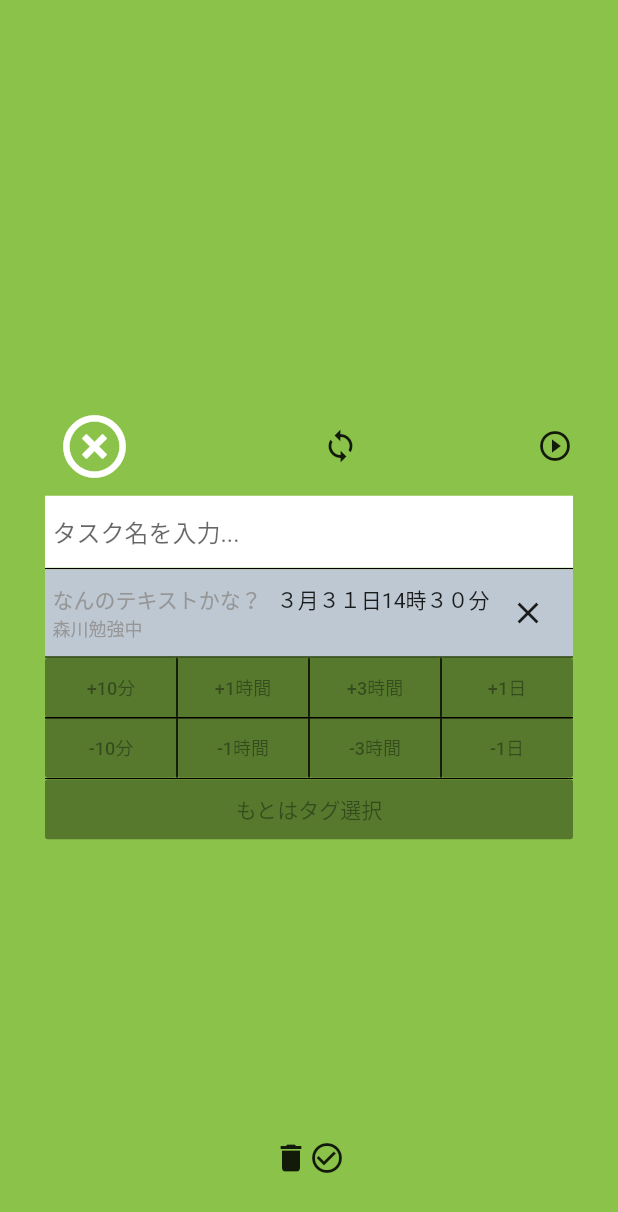
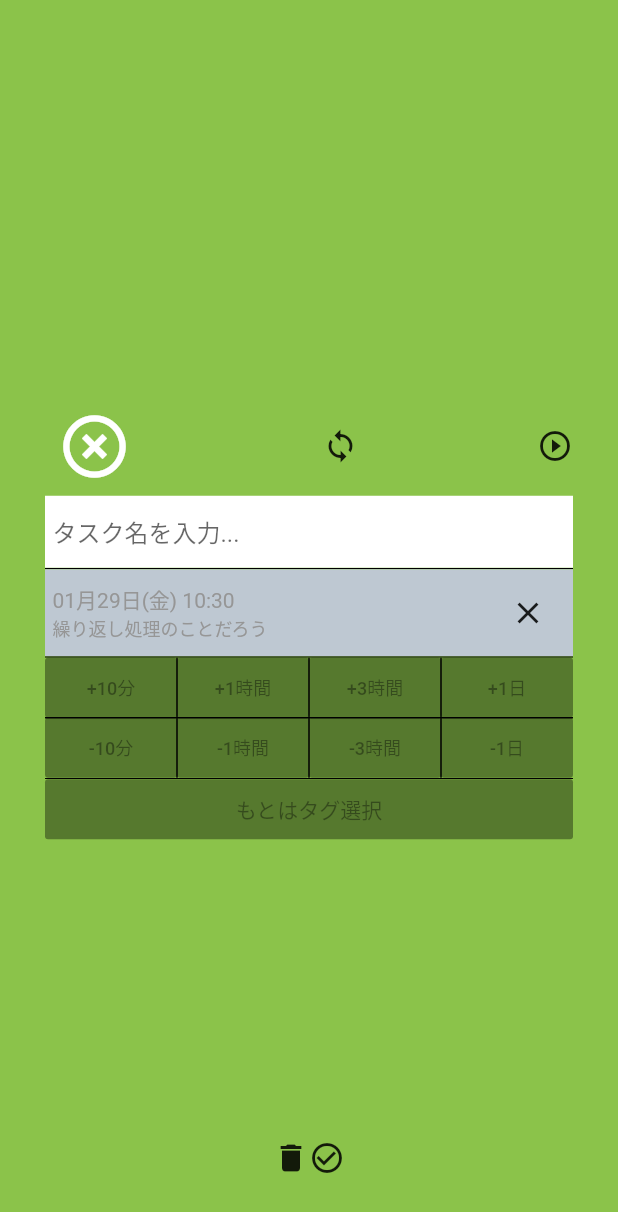
Before and after one commit to yoichiyy/taskapp2, a Flutter app: the PageTaskEdit screen opened directly, on a phone screen of 412 x 824 dp. Shown: the top 1212 px of the screen. Run offline on Flutter 3.47's test engine with Material 2 defaults, Android fonts, the phone set to English and light mode, and no system bars; our stand-ins replace flutter_datetime_picker.

Commit message:
initialize Dateformattingしろと怒られて爆発したまま放置中

```diff
--- a/lib/pages/task_edit.dart
+++ b/lib/pages/task_edit.dart
@@ -1,10 +1,32 @@
 import 'package:flutter/material.dart';
 import 'package:flutter/cupertino.dart';
-import 'package:taskapp2/Util/util_move_page.dart';
+import 'package:intl/intl.dart';
+import 'package:flutter_datetime_picker/flutter_datetime_picker.dart';
+import 'package:taskapp2/Util/util_time_calc.dart';
 
 import '../home.dart';
 
-class PageTaskEdit extends StatelessWidget {
+class PageTaskEdit extends StatefulWidget {
+  final Map editTaskData;
+  PageTaskEdit({this.editTaskData});
+
+  @override
+  _PageTaskEditState createState() => _PageTaskEditState();
+}
+
+class _PageTaskEditState extends State<PageTaskEdit> {
+  Color bgColor = Color.fromRGBO(3, 7, 47, 1);
+
+  TextEditingController _nameController = TextEditingController();
+  DateTime taskDeadline;
+
+  @override
+  void initState() {
+    // タスク編集時 各項目を反映
+    taskDeadline = _mydatetime;
+    super.initState();
+  } // initStateここまで
+
   @override
   Widget build(BuildContext context) {
     return Stack(
@@ -98,9 +120,36 @@ class PageTaskEdit extends StatelessWidget {
 
   // 選択した日時を格納する変数
   var _mydatetime = new DateTime.now();
+  // 日時を指定したフォーマットで指定するためのフォーマッター
+  var dateTimeFormatter = DateFormat('MM月dd日(E) HH:mm', "ja_JP");
+  var timeFormatter = DateFormat('HH:mm', "ja_JP");
 
   Widget _showDeadline() {
     return GestureDetector(
+      onTap: () {
+        // 期日を設けることのできるタグの時のみ、showDateTimePickerを呼び出す
+        DatePicker.showDateTimePicker(context, showTitleActions: true,
+            // onChanged内の処理はDatepickerの選択に応じて毎回呼び出される
+            onChanged: (date) {
+          // print('change $date');
+        },
+            // onConfirm内の処理はDatepickerで選択完了後に呼び出される
+            onConfirm: (date) {
+          if (DateTime.now().millisecondsSinceEpoch <
+              date.millisecondsSinceEpoch) {
+            // 現在より後の日時は設定可能
+            setState(() {
+              _mydatetime = date;
+              taskDeadline = _mydatetime;
+            });
+          }
+        },
+            // Datepickerのデフォルトで表示する日時
+            currentTime: _mydatetime,
+            // localによって色々な言語に対応
+            //  locale: LocaleType.en
+            locale: LocaleType.jp);
+      },
       child: Container(
         color: Color.fromRGBO(190, 200, 210, 1),
         padding: EdgeInsets.all(5),
@@ -113,7 +162,7 @@ class PageTaskEdit extends StatelessWidget {
                 Row(
                   children: [
                     Text(
-                      "なんのテキストかな？",
+                      dateTimeFormatter.format(_mydatetime),
                       style: TextStyle(
                         color: Color.fromRGBO(150, 150, 150, 1),
                       ),
@@ -121,11 +170,16 @@ class PageTaskEdit extends StatelessWidget {
                     SizedBox(
                       width: 10,
                     ),
-                    Text("３月３１日14時３０分"),
+                    Text(
+                      (DateTime.now().millisecondsSinceEpoch <
+                              _mydatetime.millisecondsSinceEpoch)
+                          ? UtilTimeCalc().fromAtNow(_mydatetime)
+                          : "",
+                    ),
                   ],
                 ),
                 Text(
-                  "森川勉強中",
+                  "繰り返し処理のことだろう",
                   style: TextStyle(
                       color: Color.fromRGBO(150, 150, 150, 1), fontSize: 12),
                 ),
```
Also changed, not shown: lib/Util/util_time_calc.dart (added, +18 -0 lines), pubspec.yaml (+3 -44 lines), pubspec.lock.
